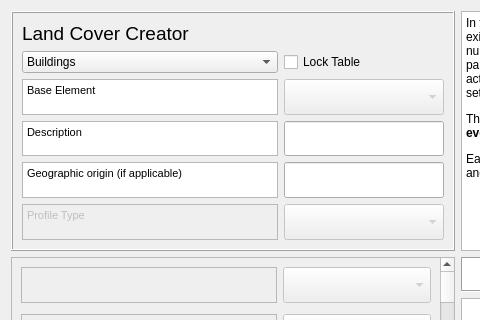
gusbacos/suews_database_manager, file tabs/landcover_creator_tab.ui: the form before one commit; both pictures show x 0 to 480 and y 0 to 320 of the 902 by 458 pixel window.
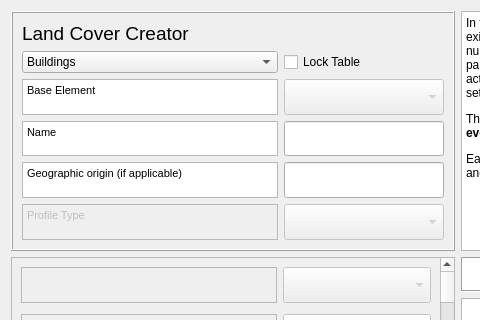
The form after the commit. Custom widgets are drawn as their Qt base class.

Commit message: change name on Description descOrigin to Name and nameOrigin

```diff
--- a/tabs/landcover_creator_tab.ui
+++ b/tabs/landcover_creator_tab.ui
@@ -979,7 +979,7 @@
 &lt;html&gt;&lt;head&gt;&lt;meta name=&quot;qrichtext&quot; content=&quot;1&quot; /&gt;&lt;style type=&quot;text/css&quot;&gt;
 p, li { white-space: pre-wrap; }
 &lt;/style&gt;&lt;/head&gt;&lt;body style=&quot; font-family:'MS Shell Dlg 2'; font-size:7.8pt; font-weight:400; font-style:normal;&quot;&gt;
-&lt;p style=&quot; margin-top:0px; margin-bottom:0px; margin-left:0px; margin-right:0px; -qt-block-indent:0; text-indent:0px;&quot;&gt;&lt;span style=&quot; font-size:8pt;&quot;&gt;Description&lt;/span&gt;&lt;/p&gt;&lt;/body&gt;&lt;/html&gt;</string>
+&lt;p style=&quot; margin-top:0px; margin-bottom:0px; margin-left:0px; margin-right:0px; -qt-block-indent:0; text-indent:0px;&quot;&gt;&lt;span style=&quot; font-size:8pt;&quot;&gt;Name&lt;/span&gt;&lt;/p&gt;&lt;/body&gt;&lt;/html&gt;</string>
         </property>
        </widget>
       </item>
```
Left out of the diff: 2 changed lines with no effect on the pictures. The commit also changes 29 other files.
